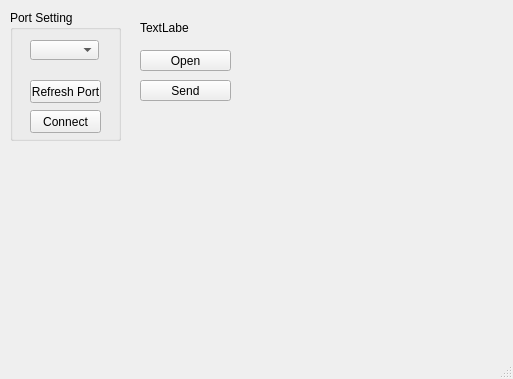
Above: mainwindow.ui from flishet/GUI-Bootloader before the change. Below: the same form after it.
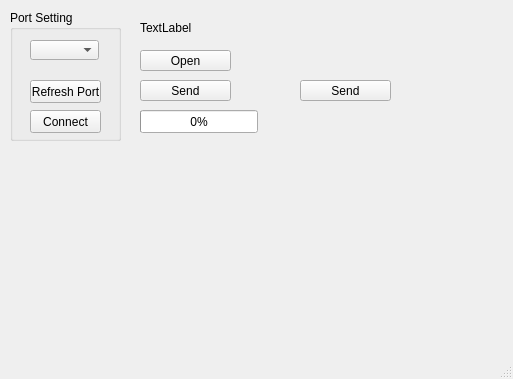
That is the form after the change.

```diff
--- a/mainwindow.ui
+++ b/mainwindow.ui
@@ -100,7 +100,7 @@
      <rect>
       <x>140</x>
       <y>20</y>
-      <width>49</width>
+      <width>121</width>
       <height>16</height>
      </rect>
     </property>
@@ -108,6 +108,41 @@
      <string>TextLabel</string>
     </property>
    </widget>
+   <widget class="QProgressBar" name="progressBar">
+    <property name="geometry">
+     <rect>
+      <x>140</x>
+      <y>110</y>
+      <width>118</width>
+      <height>23</height>
+     </rect>
+    </property>
+    <property name="locale">
+     <locale language="English" country="UnitedStates"/>
+    </property>
+    <property name="value">
+     <number>0</number>
+    </property>
+    <property name="alignment">
+     <set>Qt::AlignmentFlag::AlignCenter</set>
+    </property>
+    <property name="textVisible">
+     <bool>true</bool>
+    </property>
+   </widget>
+   <widget class="QPushButton" name="btn_send_2">
+    <property name="geometry">
+     <rect>
+      <x>300</x>
+      <y>80</y>
+      <width>91</width>
+      <height>21</height>
+     </rect>
+    </property>
+    <property name="text">
+     <string>Send</string>
+    </property>
+   </widget>
   </widget>
   <widget class="QStatusBar" name="statusbar"/>
  </widget>
```
